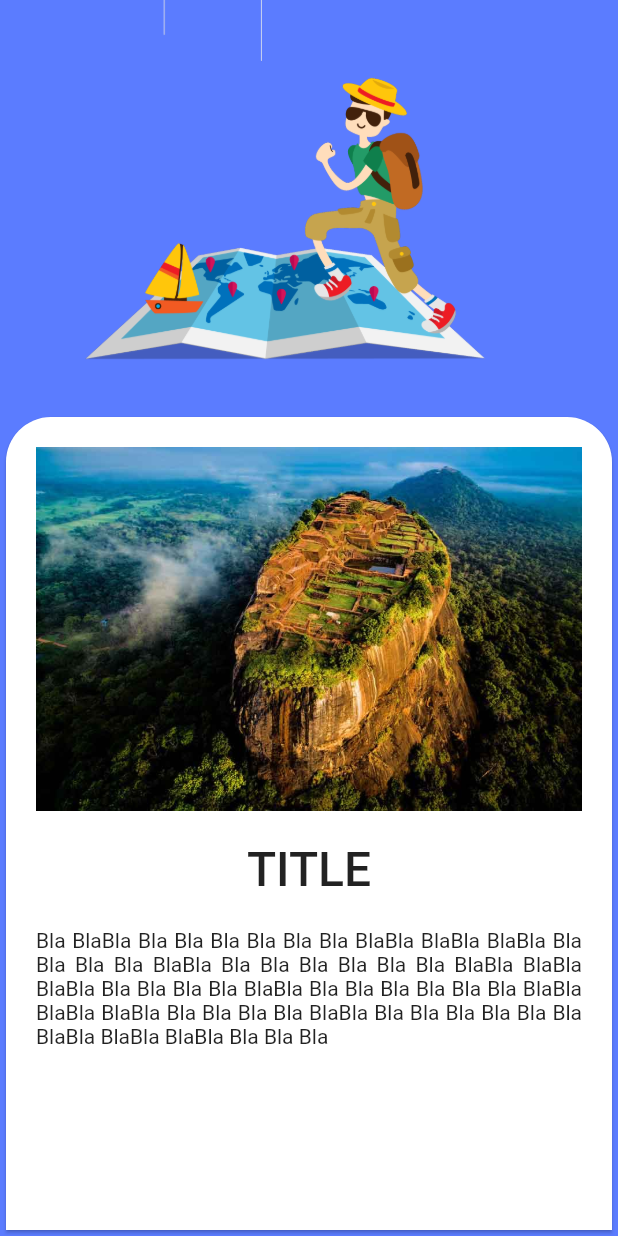
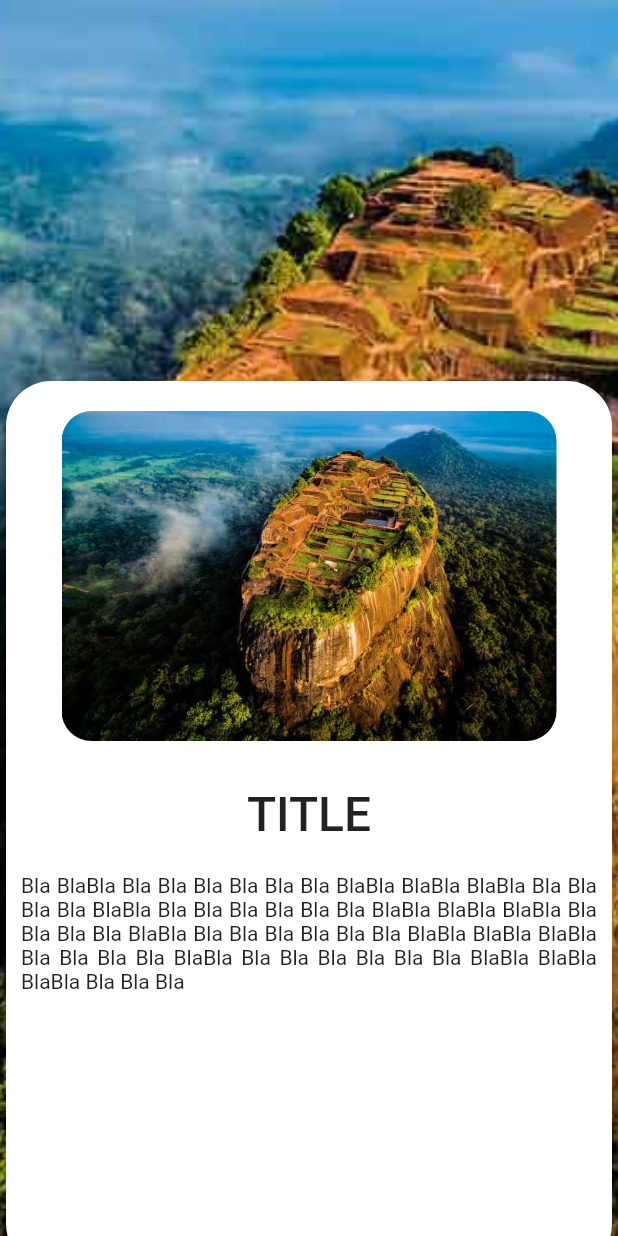
Before and after one commit to bawantha2001/Hiker, a Flutter app: the place screen opened directly, on a phone screen of 412 x 824 dp. Run offline on Flutter 3.47's test engine with Material 2 defaults, Android fonts, the phone set to English and light mode, and no system bars; our stand-ins replace firebase_auth, firebase_core, fluttertoast, google_sign_in; accounts and stored records are empty.

Commit message:
update002

```diff
--- a/lib/features/App/intent/place.dart
+++ b/lib/features/App/intent/place.dart
@@ -31,37 +31,28 @@ class _placeState extends State<place> {
         .size;
 
     return Scaffold(
-      backgroundColor: const Color(0xFF5b7cff),
-      body: Center(
-        child: Stack(
+      body: Container(
+        decoration: const BoxDecoration(
+          image: DecorationImage(
+            image: AssetImage("assets/images/6.jpg"),
+            fit: BoxFit.cover,
+          ),
+        ),
+        child: Column(
           children: [
-          Positioned(top: 0,
-              left: 50,
-              height: 280,
-              width: 280,
-              child: buildtop()),
-          Positioned(
-              bottom: 0,
-              height: 550,
-              child: buildbottom())
-        ],
-          ),
+            const SizedBox(height: 250,),
+            buildbottom(),
+          ],
+        )
+         /* add child content here */,
       ),
-    );
-  }
-
-  Widget buildtop() {
-    return Column(
-      children: <Widget>[
-        Image.asset('assets/images/5.png', // Replace with your image asset
-            fit: BoxFit.fill),
-      ],
     );
   }
 
   Widget buildbottom() {
     return SizedBox(
       width: mediasize.width,
+      height: 600,
       child:
       Opacity(
         opacity: 1,
@@ -71,15 +62,23 @@ class _placeState extends State<place> {
               borderRadius: BorderRadius.only(
                 topLeft: Radius.circular(30),
                 topRight: Radius.circular(30),
+                bottomLeft: Radius.circular(30),
+                bottomRight: Radius.circular(30),
               )
           ),
           child: Padding(
-            padding: EdgeInsets.all(20.0),
+            padding: EdgeInsets.all(10.0),
             child: Column(
               children: [
                 Container(
-                  child: Image.asset('assets/images/sigiriya.jpg')
-                ),
+                  width: 330,
+                  margin: EdgeInsets.all(10),
+                  child: ClipRRect(
+                    borderRadius: BorderRadius.circular(20),
+                    child:
+                      Image.asset('assets/images/6.jpg')
+                    ),
+                  ),
                 const SizedBox(height: 20),
                 const Text("TITLE",
                   style: TextStyle(
```
Also changed, not shown: assets/images/6.jpg (renamed from assets/images/sigiriya.jpg).
